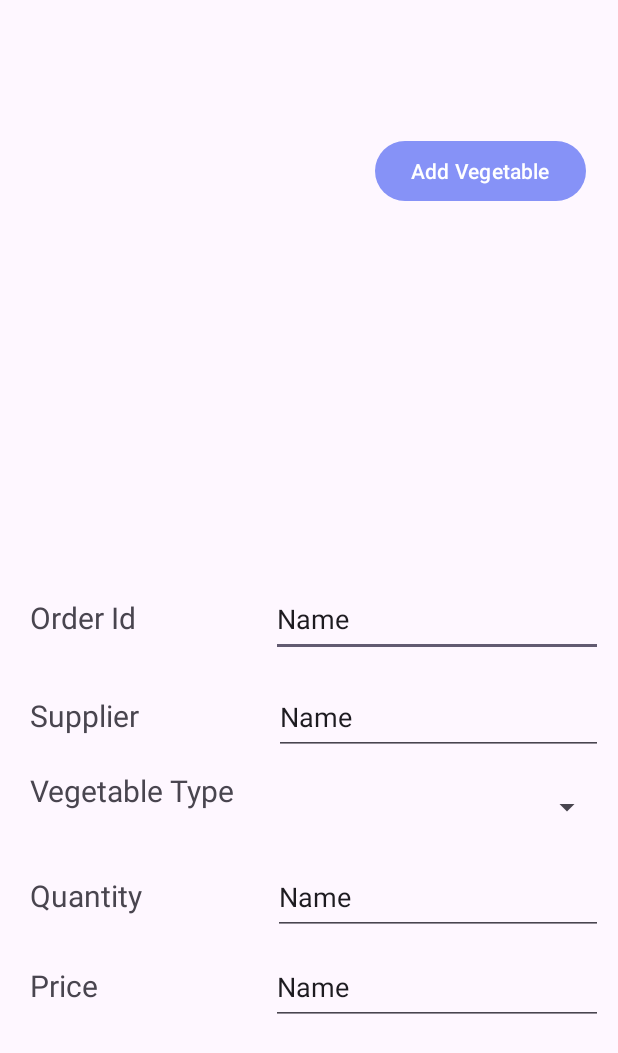
After one commit to Hirudaka/VegiTraceApp, an Android app: the layout activity_add_order.xml on its own in the app's theme, with its tools: preview values and no code run, on a phone screen of 412 x 824 dp. The commit adds this screen. Shown: the top 1053 px of the screen. Run offline under Robolectric (Android 15) with nearby library versions, the phone set to English and light mode, and no system bars.

Commit message:
orderdatabase

```diff
--- a/app/src/main/AndroidManifest.xml
+++ b/app/src/main/AndroidManifest.xml
@@ -12,6 +12,12 @@
         android:supportsRtl="true"
         android:theme="@style/Theme.VegiTrace"
         tools:targetApi="31">
+        <activity
+            android:name=".AddOrderActivity"
+            android:exported="true" />
+        <activity
+            android:name=".OrdersActivity"
+            android:exported="true" />
         <activity
             android:name=".DambullaCentre"
             android:exported="true" />
--- /dev/null
+++ b/app/src/main/res/layout/activity_add_order.xml
@@ -0,0 +1,171 @@
+<?xml version="1.0" encoding="utf-8"?>
+<LinearLayout xmlns:android="http://schemas.android.com/apk/res/android"
+    xmlns:app="http://schemas.android.com/apk/res-auto"
+    xmlns:tools="http://schemas.android.com/tools"
+    android:layout_width="match_parent"
+    android:layout_height="match_parent"
+    android:orientation="vertical"
+    tools:context=".AddOrderActivity">
+
+
+
+        <TextView
+            android:id="@+id/VegetableNameTextView"
+            android:layout_width="260dp"
+            android:layout_height="60dp"
+            android:layout_marginStart="10dp"
+            android:layout_marginTop="10dp"
+            android:layout_marginBottom="10dp"
+            android:textSize="24sp"
+
+            />
+
+        <Button
+            android:id="@+id/addVegetableButton"
+            android:layout_width="wrap_content"
+            android:layout_height="wrap_content"
+            android:layout_marginLeft="250dp"
+            android:layout_marginTop="10dp"
+            android:text="Add Vegetable" />
+
+        <ImageView
+            android:id="@+id/imageView2"
+            android:layout_width="199dp"
+            android:layout_height="199dp"
+            android:layout_marginBottom="15dp"
+            android:layout_marginLeft="100dp"
+            android:layout_marginTop="35dp" />
+    <LinearLayout
+        android:layout_width="match_parent"
+        android:layout_height="wrap_content"
+        android:layout_marginStart="10dp"
+        android:layout_marginEnd="10dp"
+        android:orientation="horizontal">
+
+        <TextView
+            android:id="@+id/textView17"
+            android:layout_width="wrap_content"
+            android:layout_height="wrap_content"
+            android:layout_marginStart="10dp"
+            android:text="Order Id"
+            android:textSize="20sp" />
+
+        <EditText
+            android:id="@+id/OrderIdeditText"
+            android:layout_width="match_parent"
+            android:layout_height="50dp"
+            android:layout_marginStart="90dp"
+            android:ems="10"
+            android:inputType="text"
+            android:text="Name" />
+
+
+    </LinearLayout>
+    <LinearLayout
+        android:layout_width="match_parent"
+        android:layout_height="wrap_content"
+        android:layout_marginStart="10dp"
+        android:layout_marginTop="15dp"
+        android:layout_marginEnd="10dp"
+        android:layout_marginBottom="10dp"
+        android:orientation="horizontal">
+
+        <TextView
+            android:id="@+id/textView16"
+            android:layout_width="wrap_content"
+            android:layout_height="wrap_content"
+            android:layout_marginStart="10dp"
+            android:text="Supplier"
+            android:textSize="20sp"
+
+            />
+
+        <EditText
+            android:id="@+id/SuppliereditText"
+            android:layout_width="match_parent"
+            android:layout_height="50dp"
+            android:layout_marginLeft="90dp"
+            android:inputType="text"
+            android:text="Name" />
+    </LinearLayout>
+
+    <LinearLayout
+        android:layout_width="match_parent"
+        android:layout_height="wrap_content"
+        android:layout_marginStart="10dp"
+        android:layout_marginEnd="10dp"
+        android:layout_marginBottom="10dp"
+        android:orientation="horizontal">
+
+        <TextView
+            android:id="@+id/textView7"
+            android:layout_width="wrap_content"
+            android:layout_height="wrap_content"
+            android:layout_marginStart="10dp"
+            android:text="Vegetable Type"
+            android:textSize="20sp" />
+
+        <Spinner
+            android:id="@+id/VegiNamespinner"
+            android:layout_width="match_parent"
+            android:layout_height="50dp"
+            android:layout_marginStart="25dp" />
+
+    </LinearLayout>
+
+    <LinearLayout
+        android:layout_width="match_parent"
+        android:layout_height="wrap_content"
+        android:layout_marginStart="10dp"
+        android:layout_marginEnd="10dp"
+        android:layout_marginBottom="10dp"
+        android:orientation="horizontal">
+
+        <TextView
+            android:id="@+id/textView9"
+            android:layout_width="wrap_content"
+            android:layout_height="wrap_content"
+            android:layout_marginStart="10dp"
+            android:text="Quantity"
+            android:textSize="20sp" />
+
+        <EditText
+            android:id="@+id/QunatityeditText"
+            android:layout_width="match_parent"
+            android:layout_height="50dp"
+            android:layout_marginStart="87dp"
+            android:ems="10"
+            android:inputType="text"
+            android:text="Name" />
+    </LinearLayout>
+
+    <LinearLayout
+            android:layout_width="match_parent"
+            android:layout_height="wrap_content"
+            android:layout_marginStart="10dp"
+            android:layout_marginEnd="10dp"
+            android:orientation="horizontal">
+
+            <TextView
+                android:id="@+id/textView15"
+                android:layout_width="wrap_content"
+                android:layout_height="wrap_content"
+                android:layout_marginStart="10dp"
+                android:text="Price"
+                android:textSize="20sp" />
+
+            <EditText
+                android:id="@+id/PriceeditText"
+                android:layout_width="match_parent"
+                android:layout_height="50dp"
+                android:layout_marginStart="115dp"
+                android:ems="10"
+                android:inputType="text"
+                android:text="Name" />
+
+
+            </LinearLayout>
+
+
+
+</LinearLayout>
--- a/app/src/main/res/values/strings.xml
+++ b/app/src/main/res/values/strings.xml
@@ -1,3 +1,8 @@
 <resources>
     <string name="app_name">VegiTrace</string>
+    <string-array name="vegetable_types">
+        <item>Carrot</item>
+        <item>Beans</item>
+        <item>Cabbage</item>
+    </string-array>
 </resources>
```
Also changed, not shown: app/src/main/java/com/example/vegitrace/AddOrderActivity.kt (added, +109 -0 lines), app/src/main/java/com/example/vegitrace/OrdersActivity.kt (added, +11 -0 lines), app/src/main/res/layout/activity_orders.xml (added, +14 -0 lines).
